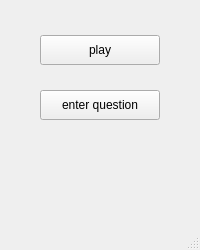
Qt form sudoku/menu.ui (axwl03/2018-pd2-Project2) before a commit.
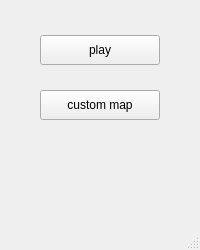
The same form after that commit.

Commit message: add custom map; fix selected_effect bug; only Timer and random custom map function not yet done

What changed in the file:
```diff
--- a/sudoku/menu.ui
+++ b/sudoku/menu.ui
@@ -37,7 +37,7 @@
      </rect>
     </property>
     <property name="text">
-     <string>enter question</string>
+     <string>custom map</string>
     </property>
    </widget>
   </widget>
```
The commit also changes 9 other files.
